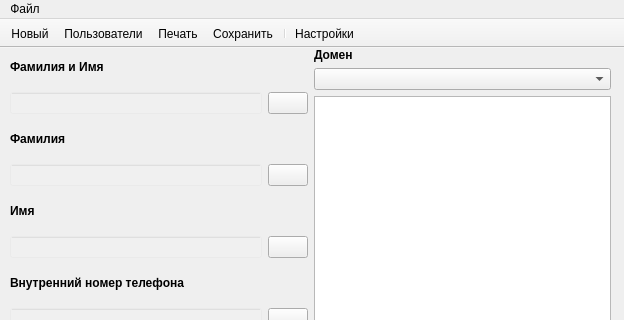
Above: ui/mainwindow.ui from zip94061/usermanager before the change; both pictures show x 0 to 624 and y 0 to 320 of the 624 by 760 pixel window. Below: the same form after it.
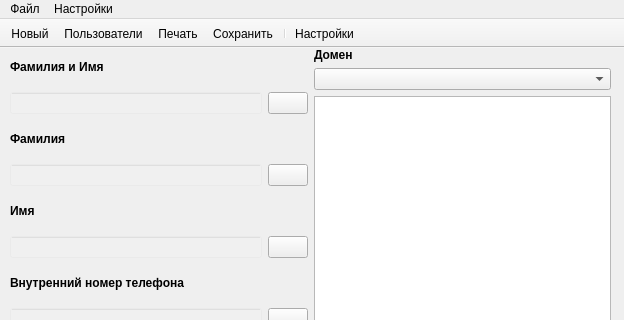
That is the form after the change. Icons and pictures are not drawn.

```diff
--- a/ui/mainwindow.ui
+++ b/ui/mainwindow.ui
@@ -492,9 +492,15 @@
     <addaction name="action_5"/>
     <addaction name="action_2"/>
     <addaction name="action_3"/>
+   </widget>
+   <widget class="QMenu" name="menu_2">
+    <property name="title">
+     <string>Настройки</string>
+    </property>
     <addaction name="action_4"/>
    </widget>
    <addaction name="menu"/>
+   <addaction name="menu_2"/>
   </widget>
   <widget class="QToolBar" name="toolBar">
    <property name="windowTitle">
```
Left out of the diff: 7 changed lines with no effect on the pictures.
